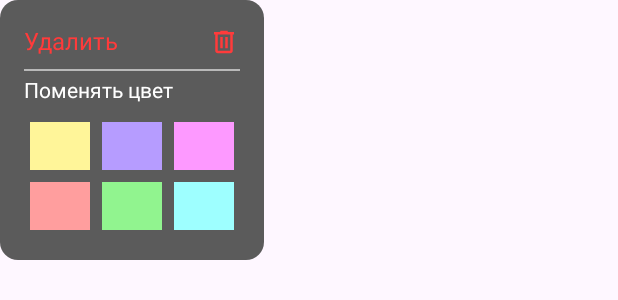
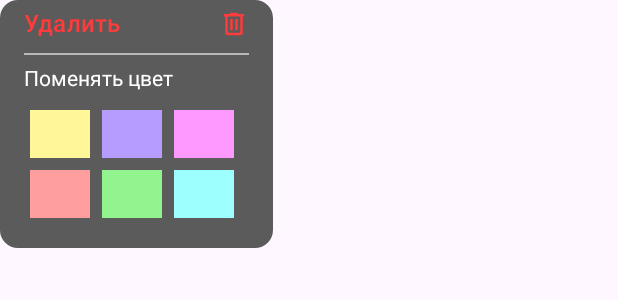
Before and after one commit to AmirS24/notepadApply, an Android app: the layout dialog_note_menu.xml on its own in the app's theme, with its tools: preview values and no code run, on a phone screen of 412 x 824 dp. Shown: the top 300 px of the screen. Run offline under Robolectric (Android 15) with nearby library versions, the phone set to English and light mode, and no system bars.

Commit message:
add AlertDialog and add in popupDialog active btn_delete

```diff
--- a/app/src/main/java/com/vacral/notepadapply/ui/main/main/MainFragment.kt
+++ b/app/src/main/java/com/vacral/notepadapply/ui/main/main/MainFragment.kt
@@ -39,6 +39,7 @@ class MainFragment : Fragment() {
         binding.rvNotes.adapter = adapter
         adapter.addNotes(App.database.dao().searchByTitle(""))
 
+
         binding.fbAdd.setOnClickListener {
             findNavController().navigate(
                 MainFragmentDirections.actionMainFragmentToAddNoteFragment(
@@ -67,6 +68,7 @@ class MainFragment : Fragment() {
         )
     }
 
+
     override fun onResume() {
         super.onResume()
         adapter.addNotes(App.Companion.database.dao().searchByTitle(""))
--- a/app/src/main/res/layout/dialog_note_menu.xml
+++ b/app/src/main/res/layout/dialog_note_menu.xml
@@ -1,142 +1,161 @@
 <?xml version="1.0" encoding="utf-8"?>
 <androidx.constraintlayout.widget.ConstraintLayout xmlns:android="http://schemas.android.com/apk/res/android"
+    xmlns:app="http://schemas.android.com/apk/res-auto"
     android:layout_width="wrap_content"
     android:layout_height="wrap_content"
-    xmlns:app="http://schemas.android.com/apk/res-auto"
+    android:background="@drawable/bg_dialog"
     android:orientation="vertical"
-    android:padding="16dp"
-    android:background="@drawable/bg_dialog">
-    <TextView
-        android:id="@+id/tv_delete"
-        android:layout_width="wrap_content"
-        android:layout_height="wrap_content"
+    android:paddingStart="16dp"
+    android:paddingEnd="16dp"
+    android:paddingBottom="16dp"
+    android:paddingTop="0dp">
+
+    <Button
+        android:id="@+id/btn_delete"
+        android:layout_width="150dp"
+        android:layout_height="30dp"
+        android:padding="0dp"
+        android:text="Удалить"
+        android:textAlignment="textStart"
+        android:textColor="@color/red"
         android:textSize="16sp"
-        android:text="Удалить"
-        android:textColor="@color/red"/>
+        app:layout_constraintStart_toStartOf="parent"
+        app:layout_constraintEnd_toEndOf="parent"
+        app:layout_constraintTop_toTopOf="parent"
+        android:backgroundTint="@color/gray_dark"/>
+
     <ImageView
+        android:id="@+id/iv_trash"
         android:layout_width="20dp"
         android:layout_height="20dp"
+        android:layout_marginTop="6dp"
         android:src="@drawable/ic_delete"
-        app:layout_constraintStart_toEndOf="@id/tv_delete"
-        app:layout_constraintTop_toTopOf="@id/tv_delete"
-        android:layout_marginTop="2dp"
-        android:layout_marginStart="60dp"/>
+        app:layout_constraintEnd_toEndOf="@id/btn_delete"
+        app:layout_constraintTop_toTopOf="@id/btn_delete" />
+
     <View
+        android:id="@+id/v_stroke"
         android:layout_width="0dp"
         android:layout_height="1dp"
+        android:layout_marginVertical="4dp"
+        android:background="@color/gray"
+        app:layout_constraintEnd_toEndOf="parent"
         app:layout_constraintStart_toStartOf="parent"
-        app:layout_constraintEnd_toEndOf="parent"
-        android:background="@color/gray"
-        app:layout_constraintTop_toBottomOf="@+id/tv_delete"
-        android:layout_marginVertical="8dp"/>
+        app:layout_constraintTop_toBottomOf="@+id/btn_delete"
+        app:layout_constraintBottom_toTopOf="@+id/tv_color_name"/>
+
     <TextView
+        app:layout_constraintStart_toStartOf="parent"
         android:id="@+id/tv_color_name"
         android:layout_width="wrap_content"
         android:layout_height="wrap_content"
+        android:layout_marginTop="12dp"
         android:text="Поменять цвет"
         android:textColor="@color/white"
-        app:layout_constraintTop_toBottomOf="@id/tv_delete"
         android:textSize="14dp"
-        android:layout_marginTop="12dp"/>
+        app:layout_constraintTop_toBottomOf="@id/btn_delete" />
 
     <GridLayout
         android:id="@+id/grid_layout"
         android:layout_width="wrap_content"
         android:layout_height="wrap_content"
+        android:layout_marginTop="8dp"
         android:columnCount="3"
         app:layout_constraintStart_toStartOf="parent"
-        app:layout_constraintTop_toBottomOf="@id/tv_color_name"
-        android:layout_marginTop="8dp">
+        app:layout_constraintTop_toBottomOf="@id/tv_color_name">
+
         <FrameLayout
             android:id="@+id/containerYellow"
             android:layout_width="wrap_content"
             android:layout_height="wrap_content"
             android:layout_margin="0dp"
             android:background="@null">
+
             <View
                 android:id="@+id/color_yellow"
                 android:layout_width="40dp"
                 android:layout_height="32dp"
-            android:background="@color/yellow"
-            android:layout_margin="4dp"/>
+                android:layout_margin="4dp"
+                android:background="@color/yellow" />
         </FrameLayout>
+
         <FrameLayout
             android:id="@+id/containerPurple"
             android:layout_width="wrap_content"
             android:layout_height="wrap_content"
             android:layout_margin="0dp"
             android:background="@null">
+
             <View
                 android:id="@+id/v_purple"
                 android:layout_width="40dp"
                 android:layout_height="32dp"
-            android:background="@color/purple"
-            android:layout_margin="4dp"/>
+                android:layout_margin="4dp"
+                android:background="@color/purple" />
         </FrameLayout>
+
         <FrameLayout
             android:id="@+id/containerPink"
             android:layout_width="wrap_content"
             android:layout_height="wrap_content"
             android:layout_margin="0dp"
             android:background="@null">
+
             <View
                 android:id="@+id/v_pink"
                 android:layout_width="40dp"
                 android:layout_height="32dp"
-            android:background="@color/pink"
-            android:layout_margin="4dp"/>
+                android:layout_margin="4dp"
+                android:background="@color/pink" />
         </FrameLayout>
+
         <FrameLayout
             android:id="@+id/containerWhite_pink"
             android:layout_width="wrap_content"
             android:layout_height="wrap_content"
             android:layout_margin="0dp"
             android:background="@null">
+
             <View
                 android:id="@+id/color_White_pink"
                 android:layout_width="40dp"
                 android:layout_height="32dp"
-            android:background="@color/white_pink"
                 android:layout_margin="4dp"
-            />
+                android:background="@color/white_pink" />
         </FrameLayout>
+
         <FrameLayout
             android:id="@+id/containerGreen"
             android:layout_width="wrap_content"
             android:layout_height="wrap_content"
             android:layout_margin="0dp"
             android:background="@null">
+
             <View
                 android:id="@+id/v_green"
                 android:layout_width="40dp"
                 android:layout_height="32dp"
-            android:background="@color/green"
-            android:layout_margin="4dp"/>
+                android:layout_margin="4dp"
+                android:background="@color/green" />
         </FrameLayout>
+
         <FrameLayout
             android:id="@+id/container_light_green"
             android:layout_width="wrap_content"
             android:layout_height="wrap_content"
             android:layout_margin="0dp"
             android:background="@null">
+
             <View
                 android:id="@+id/v_light_green"
                 android:layout_width="40dp"
                 android:layout_height="32dp"
-            android:background="@color/light_green"
-            android:layout_margin="4dp"/>
+                android:layout_margin="4dp"
+                android:background="@color/light_green" />
         </FrameLayout>
-
-
-
-
-
 
 
     </GridLayout>
 
 
-
-
-
 </androidx.constraintlayout.widget.ConstraintLayout>
--- a/app/src/main/res/values/colors.xml
+++ b/app/src/main/res/values/colors.xml
@@ -10,6 +10,7 @@
     <color name="yellow">#fff599</color>
     <color name="purple">#b69cff</color>
     <color name="pink">#fd99ff</color>
+    <color name="gray_dark">#5b5b5b</color>
     <color name="white_pink">#ff9e9e</color>
     <color name="green">#91f48f</color>
     <color name="light_green">#9effff</color>
```
Also changed, not shown: app/src/main/java/com/vacral/notepadapply/ui/main/add_note/AddNoteFragment.kt (+18 -0 lines), app/src/main/java/com/vacral/notepadapply/ui/main/main/adapter/NotesAdapter.kt (+33 -1 lines), app/src/main/res/layout/dialog_delete_note.xml (added, +55 -0 lines), app/src/main/res/values/themes.xml (+10 -0 lines). Lines whose indentation alone changed are shown as unchanged.
